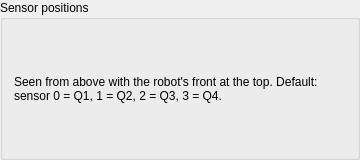
The window that src/gui/ui/sensor_zones_widget.ui (techandpeople/SoftEdIBO) describes before a commit, drawn with Qt 5.
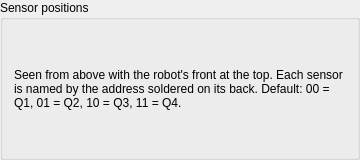
The same window after the commit.

Commit message: binary sensor addresses in skin dialog

What changed in the file:
```diff
--- a/src/gui/ui/sensor_zones_widget.ui
+++ b/src/gui/ui/sensor_zones_widget.ui
@@ -10,7 +10,7 @@
   <layout class="QVBoxLayout" name="outer_layout">
    <item>
     <widget class="QLabel" name="hint_label">
-     <property name="text"><string>Seen from above with the robot's front at the top. Default: sensor 0 = Q1, 1 = Q2, 2 = Q3, 3 = Q4.</string></property>
+     <property name="text"><string>Seen from above with the robot's front at the top. Each sensor is named by the address soldered on its back. Default: 00 = Q1, 01 = Q2, 10 = Q3, 11 = Q4.</string></property>
      <property name="wordWrap"><bool>true</bool></property>
     </widget>
    </item>
```
The commit also changes 2 other files.
